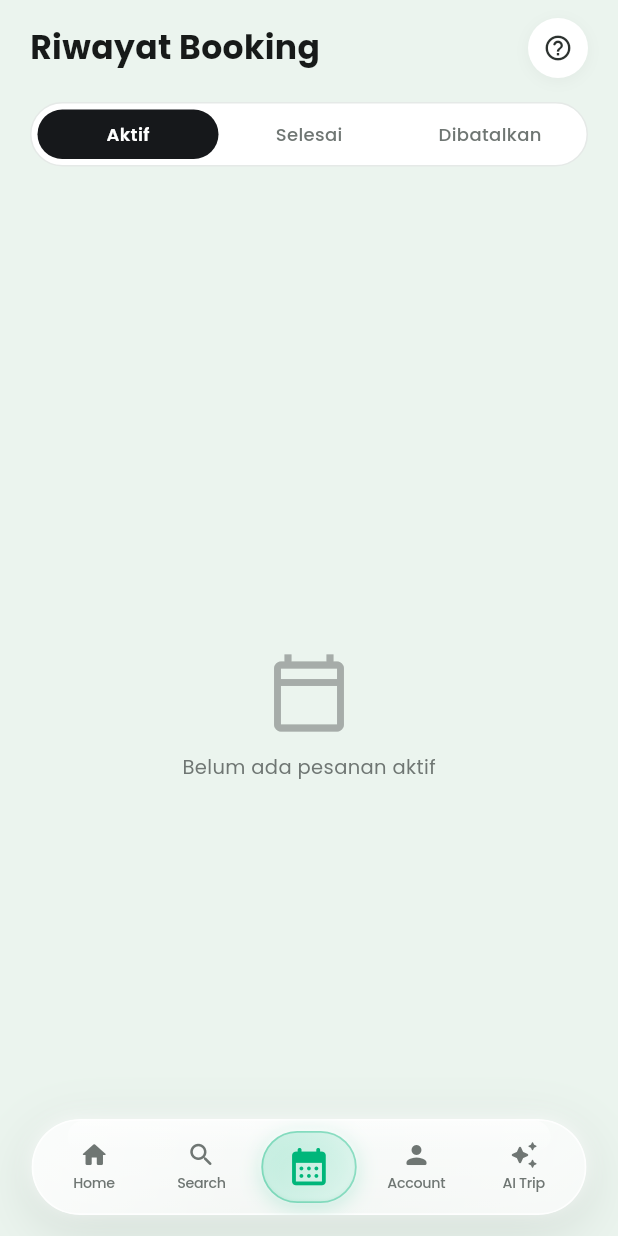
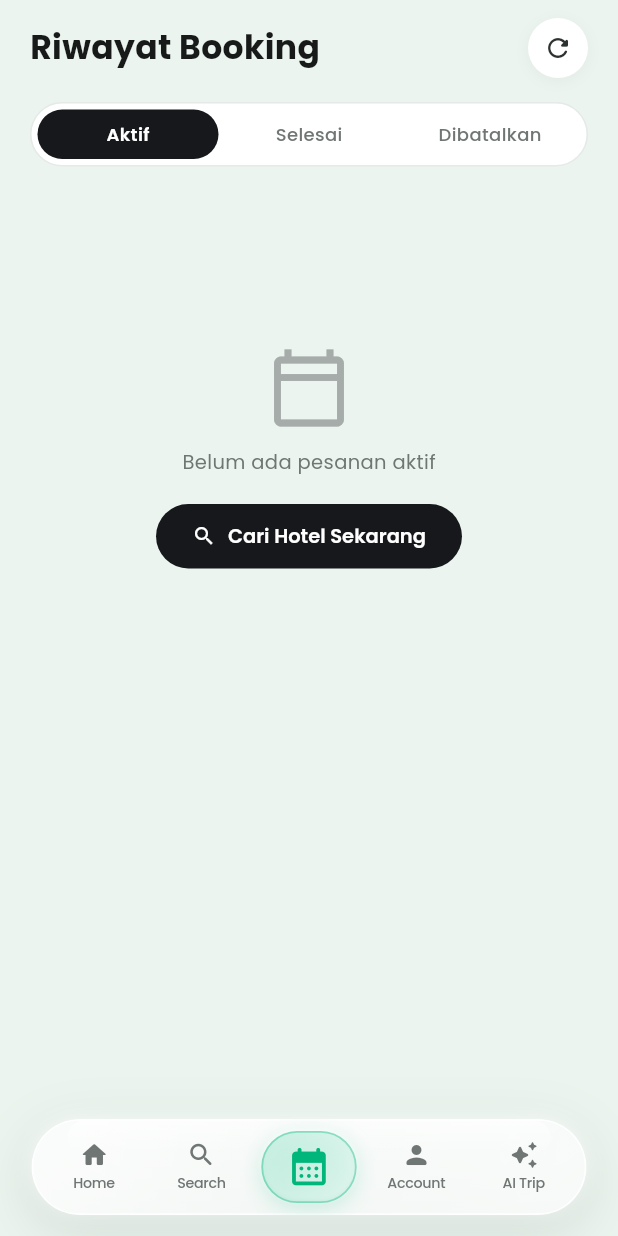
Before and after one commit to raynor19/stayjogja_flutter, a Flutter app: the BookingsPage screen opened by its route, on a phone screen of 412 x 824 dp. Run offline on Flutter 3.47's test engine with Material 3 defaults, Android fonts, the phone set to English and light mode, and no system bars; our stand-ins replace cached_network_image, cloud_firestore, dartz, dio, equatable, firebase_core and 7 more; accounts and stored records are empty; generated files the repository leaves out were written again; network calls fail.

Commit message:
fix: auto-reload and render real-time Firestore bookings on BookingsPage with pull-to-refresh and cache sync

```diff
--- a/lib/features/booking/presentation/pages/bookings_page.dart
+++ b/lib/features/booking/presentation/pages/bookings_page.dart
@@ -18,6 +18,15 @@ class _BookingsPageState extends State<BookingsPage> {
   int _selectedFilter = 0; // 0: Aktif, 1: Selesai, 2: Dibatalkan
 
   final _filters = ['Aktif', 'Selesai', 'Dibatalkan'];
+
+  @override
+  void initState() {
+    super.initState();
+    // Otomatis fetch riwayat booking terbaru dari Cloud Firestore saat halaman dibuka
+    WidgetsBinding.instance.addPostFrameCallback((_) {
+      context.read<BookingCubit>().loadUserBookings();
+    });
+  }
 
   @override
   Widget build(BuildContext context) {
@@ -59,8 +68,11 @@ class _BookingsPageState extends State<BookingsPage> {
                       ],
                     ),
                     child: IconButton(
-                      icon: const Icon(Icons.help_outline_rounded, size: 20, color: AppColors.grey800),
-                      onPressed: () {},
+                      icon: const Icon(Icons.refresh_rounded, size: 20, color: AppColors.grey800),
+                      tooltip: 'Refresh Pesanan',
+                      onPressed: () {
+                        context.read<BookingCubit>().loadUserBookings();
+                      },
                     ),
                   ),
                 ],
@@ -124,6 +136,8 @@ class _BookingsPageState extends State<BookingsPage> {
                   List<BookingEntity> allBookings = [];
                   if (state is BookingsLoaded) {
                     allBookings = state.bookings;
+                  } else if (state is BookingSuccess) {
+                    allBookings = [state.booking];
                   }
 
                   // Filter by status
@@ -134,7 +148,16 @@ class _BookingsPageState extends State<BookingsPage> {
                   }).toList();
 
                   if (filtered.isEmpty) {
-                    return Center(
+                    return RefreshIndicator(
+                      color: AppColors.emerald,
+                      onRefresh: () async {
+                        await context.read<BookingCubit>().loadUserBookings();
+                      },
+                      child: SingleChildScrollView(
+                        physics: const AlwaysScrollableScrollPhysics(),
+                        child: Container(
+                          height: 350,
+                          alignment: Alignment.center,
                           child: Column(
                             mainAxisAlignment: MainAxisAlignment.center,
                             children: [
@@ -156,12 +179,29 @@ class _BookingsPageState extends State<BookingsPage> {
                                   color: AppColors.grey600,
                                 ),
                               ),
+                              if (_selectedFilter == 0) ...[
+                                const SizedBox(height: 16),
+                                ElevatedButton.icon(
+                                  onPressed: () => context.go(AppRoutes.search),
+                                  icon: const Icon(Icons.search, size: 16),
+                                  label: const Text('Cari Hotel Sekarang'),
+                                  style: ElevatedButton.styleFrom(backgroundColor: AppColors.primary),
+                                ),
                               ],
+                            ],
+                          ),
+                        ),
                       ),
                     );
                   }
 
-                  return ListView.builder(
+                  return RefreshIndicator(
+                    color: AppColors.emerald,
+                    onRefresh: () async {
+                      await context.read<BookingCubit>().loadUserBookings();
+                    },
+                    child: ListView.builder(
+                      physics: const AlwaysScrollableScrollPhysics(),
                       padding: const EdgeInsets.fromLTRB(20, 0, 20, 110),
                       itemCount: filtered.length,
                       itemBuilder: (context, i) {
@@ -170,7 +210,7 @@ class _BookingsPageState extends State<BookingsPage> {
                           booking: booking,
                           onViewVoucher: () {
                             context.push(
-                            '${AppRoutes.checkout}/success?hotelId=${booking.hotelId}&roomId=rm-101',
+                              '${AppRoutes.checkout}/success?hotelId=${booking.hotelId}&roomId=rm-tentrem-deluxe&code=${booking.bookingCode}&price=${booking.totalPrice}&guest=${Uri.encodeComponent(booking.guestName)}',
                             );
                           },
                           onMakeItinerary: () {
@@ -178,6 +218,7 @@ class _BookingsPageState extends State<BookingsPage> {
                           },
                         );
                       },
+                    ),
                   );
                 },
               ),
```
Also changed, not shown: lib/features/booking/presentation/bloc/booking_cubit.dart (+23 -5 lines). Lines whose indentation alone changed are shown as unchanged.
